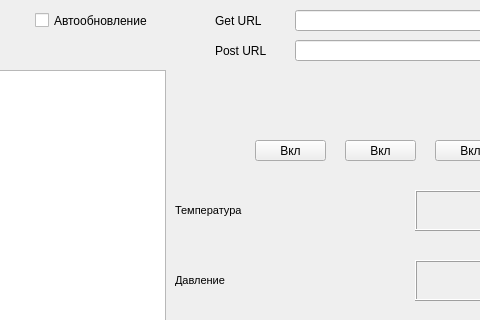
Above: PyQt_app.ui from Kefal360/cathedral-project before the change; both pictures show x 135 to 615 and y 0 to 320 of the 1185 by 622 pixel window. Below: the same form after it.
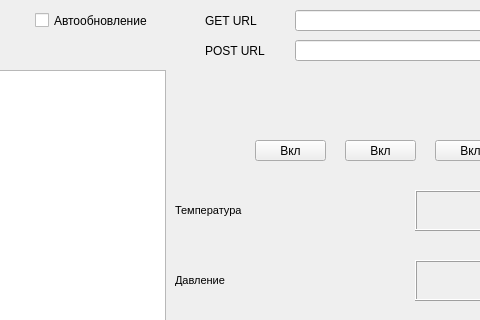
That is the form after the change. Icons and pictures are not drawn.

Patch:
```diff
--- a/PyQt_app.ui
+++ b/PyQt_app.ui
@@ -42,14 +42,14 @@
    <widget class="QLabel" name="label_url">
     <property name="geometry">
      <rect>
-      <x>350</x>
-      <y>0</y>
-      <width>61</width>
-      <height>41</height>
+      <x>340</x>
+      <y>10</y>
+      <width>71</width>
+      <height>21</height>
      </rect>
     </property>
     <property name="text">
-     <string>Get URL</string>
+     <string>GET URL</string>
     </property>
    </widget>
    <widget class="QLineEdit" name="lineEdit_URL">
@@ -1041,14 +1041,14 @@
    <widget class="QLabel" name="label_url_2">
     <property name="geometry">
      <rect>
-      <x>350</x>
-      <y>30</y>
-      <width>61</width>
-      <height>41</height>
+      <x>340</x>
+      <y>40</y>
+      <width>71</width>
+      <height>21</height>
      </rect>
     </property>
     <property name="text">
-     <string>Post URL</string>
+     <string>POST URL</string>
     </property>
    </widget>
    <widget class="QLabel" name="label_secends">
```
Left out of the diff: 40 changed lines with no effect on the pictures.
